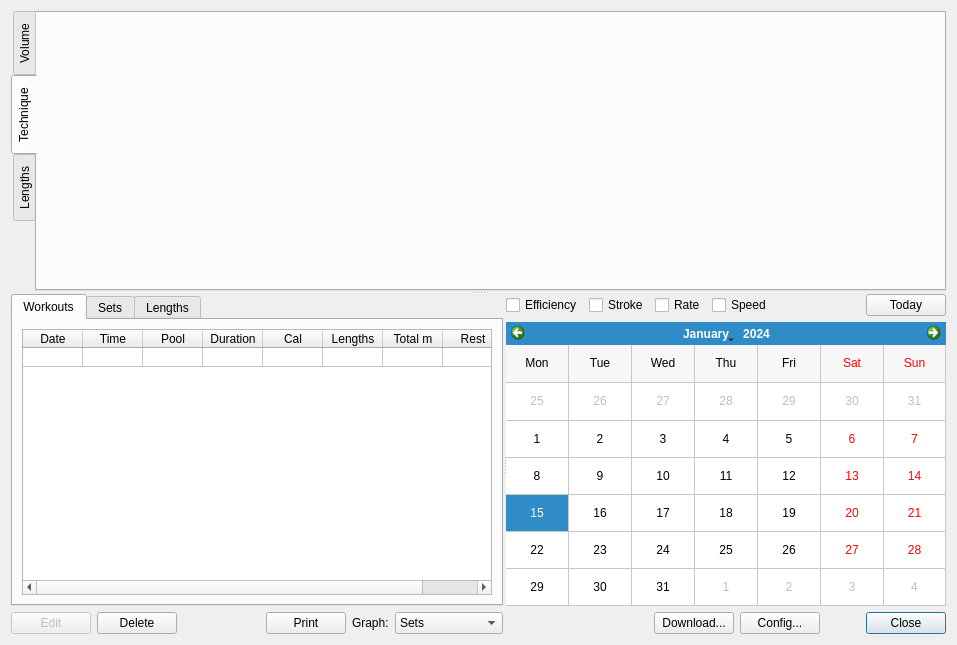
Old version of the form ui/summary.ui in the repository ihewitt/poolviewer.
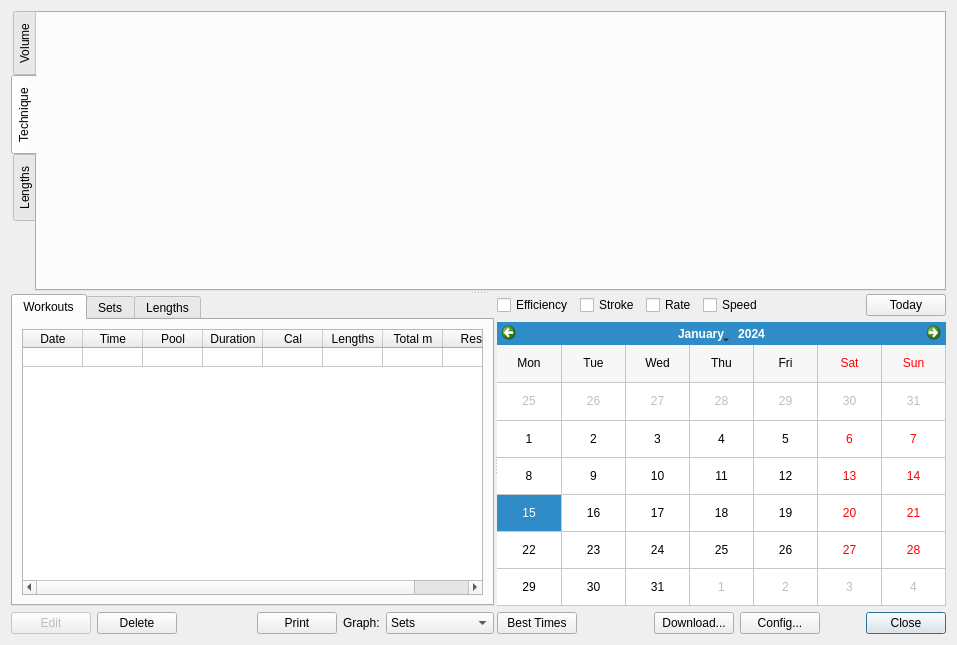
New version of the form. Custom widgets are drawn as their Qt base class.

Commit message:
Add table listing the nest times on a given distance.
Andrea

The edit to the form file:
```diff
--- a/ui/summary.ui
+++ b/ui/summary.ui
@@ -528,6 +528,13 @@
         </item>
         <item>
          <layout class="QHBoxLayout" name="control_buttons">
+          <item>
+           <widget class="QPushButton" name="bestTimesButton">
+            <property name="text">
+             <string>Best Times</string>
+            </property>
+           </widget>
+          </item>
           <item>
            <spacer name="horizontalSpacer_3">
             <property name="orientation">
```
Left out of the diff: 17 changed lines with no effect on the pictures. The commit also changes 6 other files.
